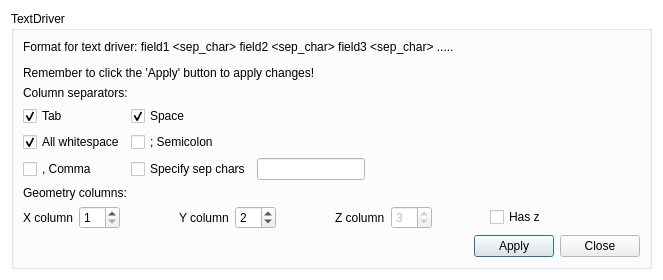
The window that UI/Dialog_settings_f2f.ui (MartinHvidberg/kmstrans_fra_SDFE_SEQ200131) describes before a commit, drawn with Qt 5.
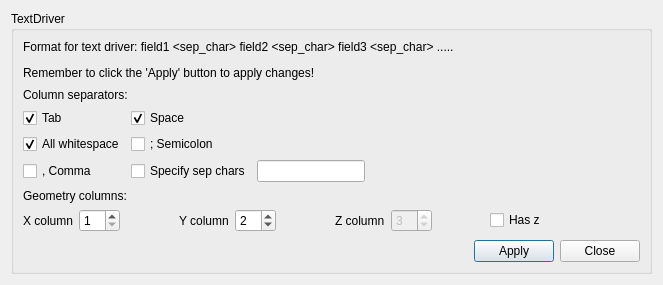
The same window after the commit.

Patch:
```diff
--- a/UI/Dialog_settings_f2f.ui
+++ b/UI/Dialog_settings_f2f.ui
@@ -7,73 +7,9 @@
     <x>0</x>
     <y>0</y>
     <width>663</width>
-    <height>280</height>
+    <height>285</height>
    </rect>
   </property>
-  <property name="palette">
-   <palette>
-    <active>
-     <colorrole role="Base">
-      <brush brushstyle="SolidPattern">
-       <color alpha="255">
-        <red>255</red>
-        <green>255</green>
-        <blue>255</blue>
-       </color>
-      </brush>
-     </colorrole>
-     <colorrole role="Window">
-      <brush brushstyle="SolidPattern">
-       <color alpha="255">
-        <red>255</red>
-        <green>255</green>
-        <blue>255</blue>
-       </color>
-      </brush>
-     </colorrole>
-    </active>
-    <inactive>
-     <colorrole role="Base">
-      <brush brushstyle="SolidPattern">
-       <color alpha="255">
-        <red>255</red>
-        <green>255</green>
-        <blue>255</blue>
-       </color>
-      </brush>
-     </colorrole>
-     <colorrole role="Window">
-      <brush brushstyle="SolidPattern">
-       <color alpha="255">
-        <red>255</red>
-        <green>255</green>
-        <blue>255</blue>
-       </color>
-      </brush>
-     </colorrole>
-    </inactive>
-    <disabled>
-     <colorrole role="Base">
-      <brush brushstyle="SolidPattern">
-       <color alpha="255">
-        <red>255</red>
-        <green>255</green>
-        <blue>255</blue>
-       </color>
-      </brush>
-     </colorrole>
-     <colorrole role="Window">
-      <brush brushstyle="SolidPattern">
-       <color alpha="255">
-        <red>255</red>
-        <green>255</green>
-        <blue>255</blue>
-       </color>
-      </brush>
-     </colorrole>
-    </disabled>
-   </palette>
-  </property>
   <property name="windowTitle">
    <string>File2File settings</string>
   </property>
```
